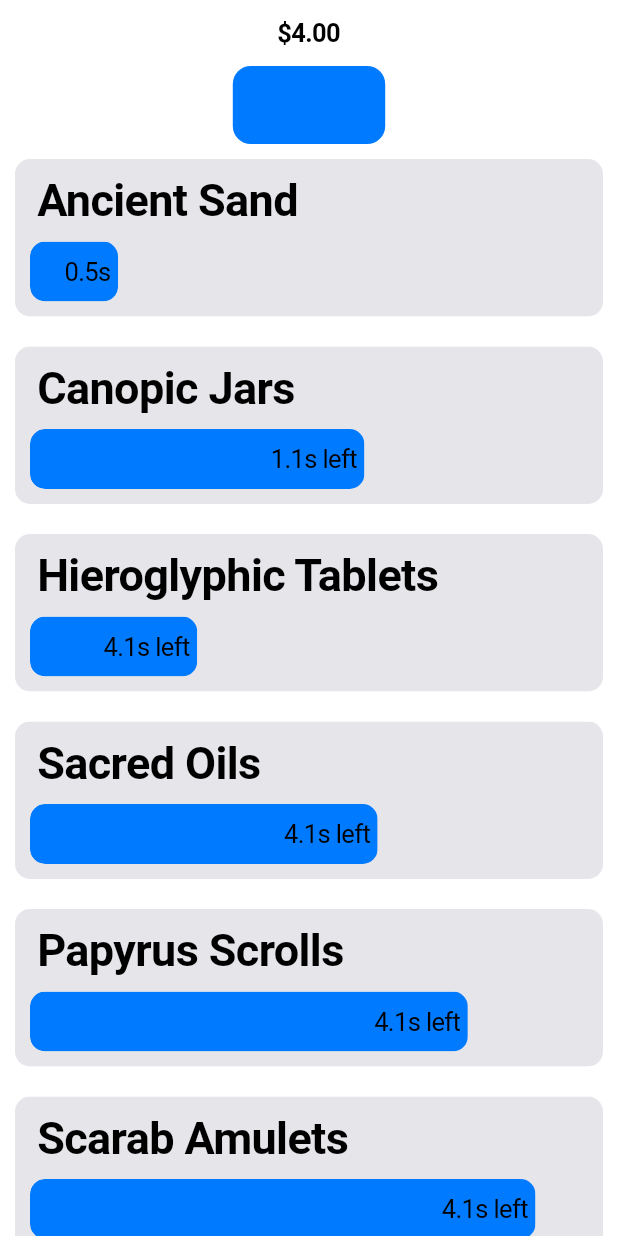
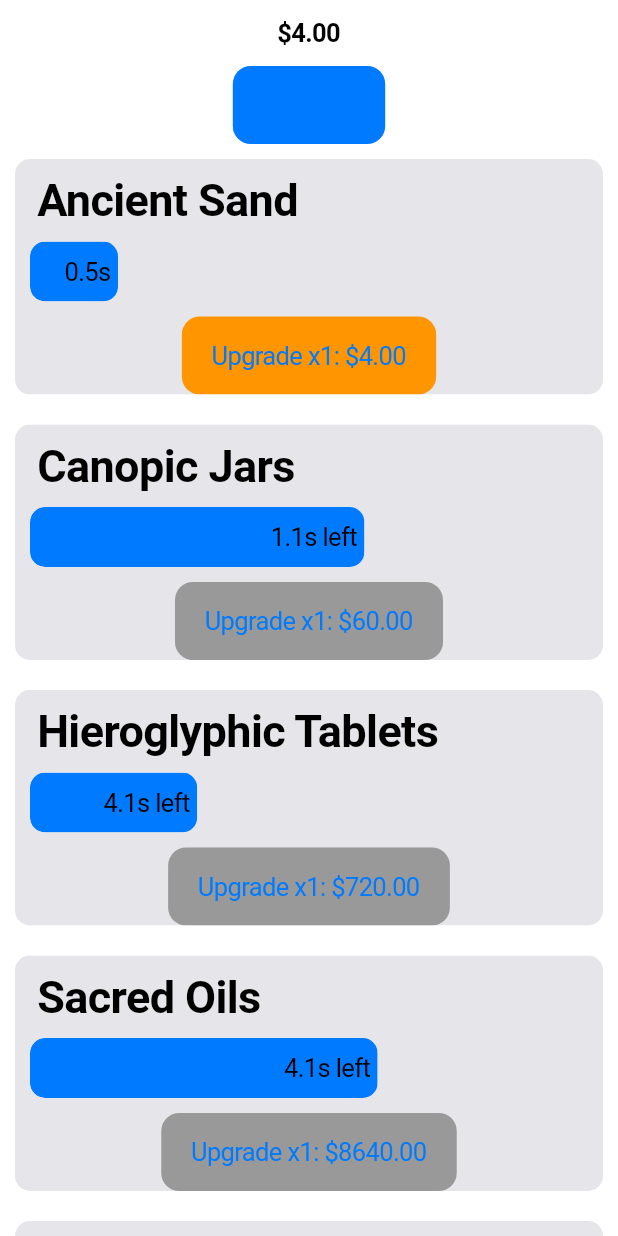
Before and after one commit to Firebolt9907/time_travel, a Flutter app: the screen it shows after launch, on a phone screen of 412 x 824 dp. Run offline on Flutter 3.47's test engine with Material 2 defaults, Android fonts, the phone set to English and light mode, and no system bars; drawn by our look-alikes of flutter_bounceable, modal_bottom_sheet; our stand-ins replace dynamic_color, firebase_auth, firebase_core; accounts and stored records are empty.

Commit message:
Auto Commit

```diff
--- a/lib/components/item.dart
+++ b/lib/components/item.dart
@@ -123,7 +123,7 @@ class _ItemWidgetState extends State<ItemWidget> {
               ValueListenableBuilder<int>(
                   valueListenable: time,
                   builder: (BuildContext context, int value, Widget? child) {
-                    CupertinoButton(
+                    return CupertinoButton(
                         child: Text(
                             'Upgrade x1: \$${(items[widget.timePeriod]![widget.item]['initialPrice'] * (pow(items[widget.timePeriod]![widget.item]['coefficient'], items[widget.timePeriod]![widget.item]['upgradeLevel']))).toStringAsFixed(2)}'),
                         color: items[widget.timePeriod]![widget.item]
```
